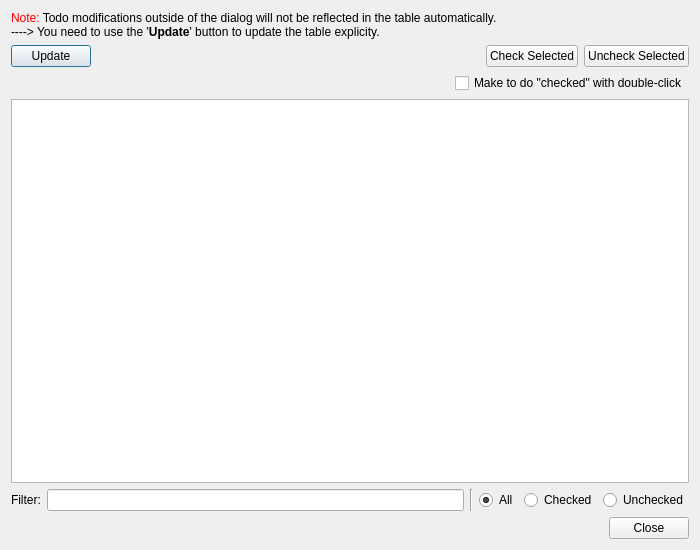
The window that neurolabi/gui/dialogs/flyemtododialog.ui (janelia-flyem/NeuTu) describes before a commit, drawn with Qt 5.
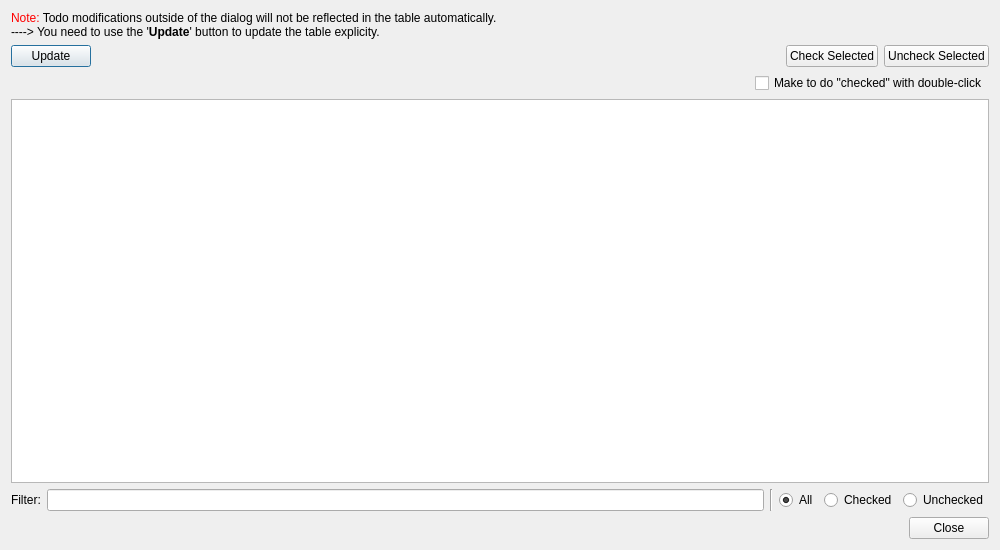
The same window after the commit. Custom widgets are drawn as their Qt base class.

Commit message: added two columns to to do dialog in support of tip detection QC

The edit to the form file:
```diff
--- a/neurolabi/gui/dialogs/flyemtododialog.ui
+++ b/neurolabi/gui/dialogs/flyemtododialog.ui
@@ -6,7 +6,7 @@
    <rect>
     <x>0</x>
     <y>0</y>
-    <width>700</width>
+    <width>1000</width>
     <height>550</height>
    </rect>
   </property>
```
The commit also changes 2 other files.
